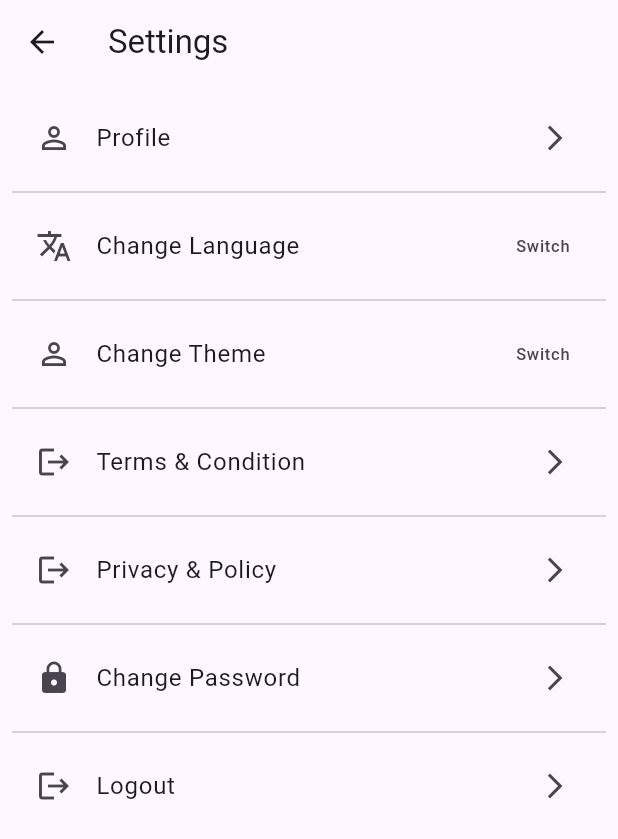
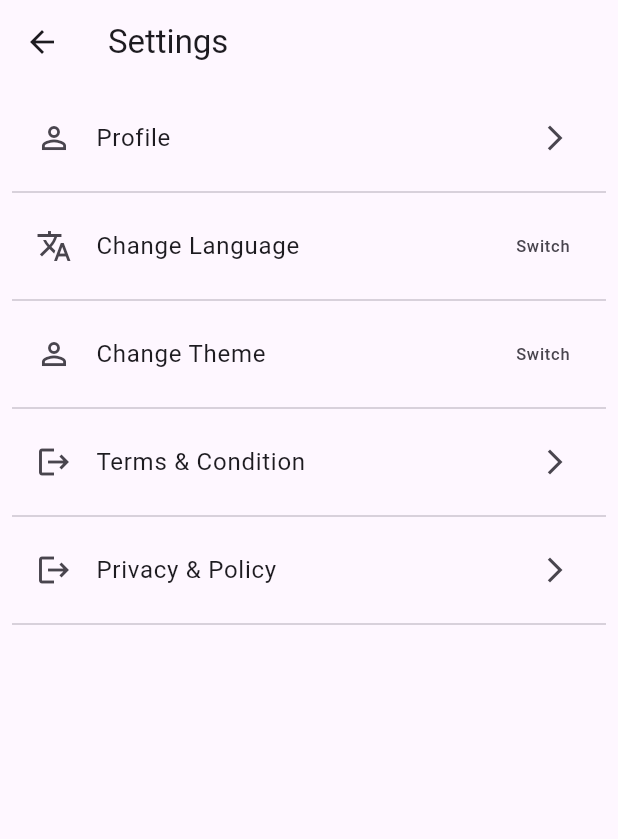
Before and after one commit to Rifatrony/Online-Clothing-Shop-App, a Flutter app: the CustomerSettingsScreen screen opened by its route, on a phone screen of 412 x 824 dp. Shown: the top 839 px of the screen. Run offline on Flutter 3.47's test engine with Material 2 defaults, Android fonts, the phone set to English and light mode, and no system bars; our stand-ins replace cached_network_image, carousel_slider, get, google_fonts, hive_flutter, lottie and 3 more; accounts and stored records are empty; network calls fail; project files that could hold a hidden picture were left out.

Commit message:
check login on navigation bar

```diff
--- a/lib/main.dart
+++ b/lib/main.dart
@@ -15,8 +15,8 @@ void main() async {
   WidgetsFlutterBinding.ensureInitialized();
   await Hive.initFlutter();
   await Hive.openBox("cloth_app_cart");
-  Get.put(ProductController());
-  Get.put(CartController());
+  // Get.lazy(ProductController());
+  // Get.put(CartController());
   runApp(const MyApp());
 }
 
--- a/lib/views/Customer/customer_settings_screen.dart
+++ b/lib/views/Customer/customer_settings_screen.dart
@@ -17,7 +17,8 @@ class CustomerSettingsScreen extends StatelessWidget {
       body: SingleChildScrollView(
         child: Padding(
           padding: const EdgeInsets.all(8.0),
-          child: Column(
+          child: Obx(() =>
+            Column(
               children: [
                 ListTile(
                   onTap: (){
@@ -64,16 +65,16 @@ class CustomerSettingsScreen extends StatelessWidget {
                   trailing: Icon(Icons.arrow_forward_ios, size: 20,),
                 ),
                 Divider(),
-              ListTile(
+                controller.isLogin.value ==  true ? ListTile(
                   onTap: (){
 
                   },
                   title: Text("Change Password"),
                   leading: Icon(Icons.lock),
                   trailing: Icon(Icons.arrow_forward_ios, size: 20,),
-              ),
-              Divider(),
-              ListTile(
+                ) : Container(),
+                controller.isLogin.value ==  true ? Divider() : Container(),
+                controller.isLogin.value ==  true ? ListTile(
                   onTap: (){
                     Get.offAllNamed(RouteName.CUSTOMER_LOGIN_SCREEN);
                     controller.logout();
@@ -81,8 +82,9 @@ class CustomerSettingsScreen extends StatelessWidget {
                   title: Text("Logout"),
                   leading: Icon(Icons.logout),
                   trailing: Icon(Icons.arrow_forward_ios, size: 20,),
+                ) : Container(),
+              ],
             ),
-            ],
           ),
         ),
       ),
--- a/lib/widgets/drawer.dart
+++ b/lib/widgets/drawer.dart
@@ -109,7 +109,11 @@ class CustomerDrawer extends StatelessWidget {
                 Get.toNamed(RouteName.CUSTOMER_SETTING_SCREEN);
               },
             ),
-            controller.isLogin == false ? AppButton(onPress: (){}, title: "Login"):Container()
+            controller.isLogin == false
+                ? AppButton(onPress: (){
+                  Get.offAllNamed(RouteName.CUSTOMER_LOGIN_SCREEN);
+            }, title: "Login")
+                : Container()
           ],
         ),
       ),
```
Lines whose indentation alone changed are shown as unchanged.
